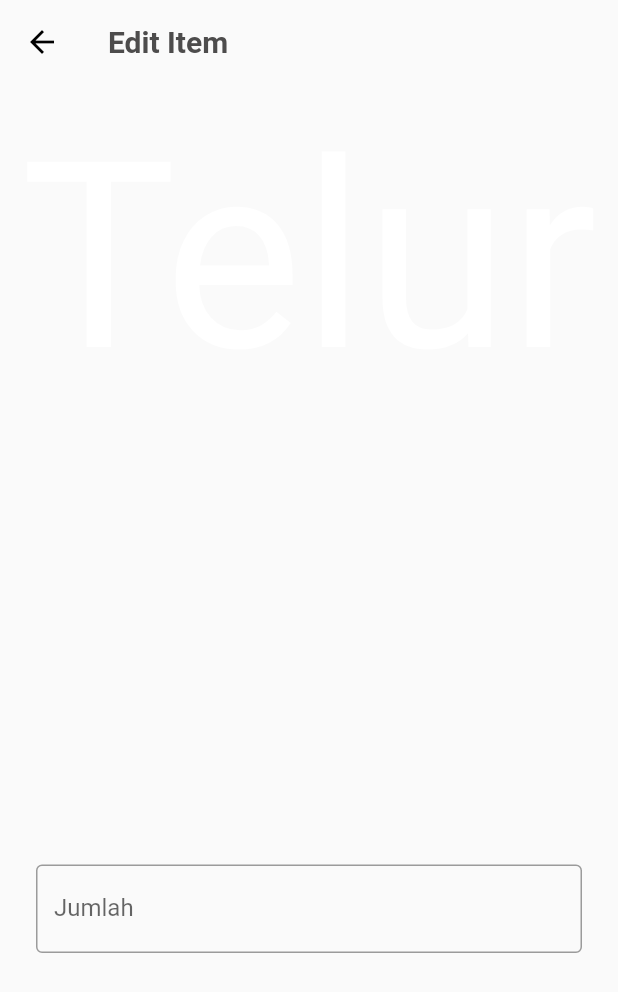
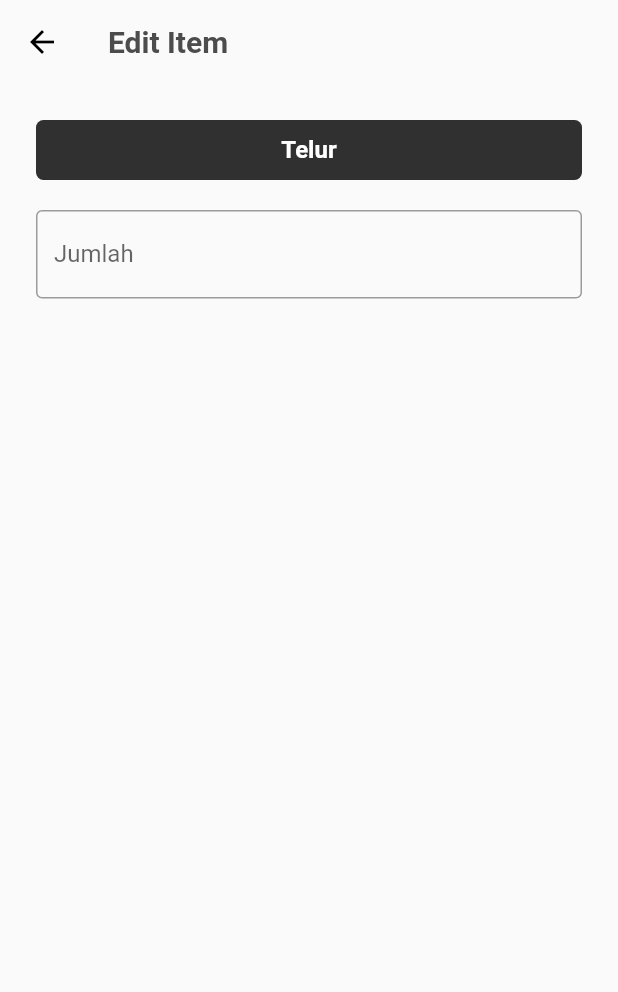
Before and after one commit to arkefallen/telkom-ims-mobile, a Flutter app: the EditItemProduksi screen opened by its route, on a phone screen of 412 x 824 dp. Shown: the top 992 px of the screen. Run offline on Flutter 3.47's test engine with Material 2 defaults, Android fonts, the phone set to English and light mode, and no system bars; our stand-ins replace datetime_picker_formfield_new, google_fonts, sliding_up_panel.

Commit message:
fixing edit item produksi

```diff
--- a/lib/pages/Produksi/edit_item_produksi.dart
+++ b/lib/pages/Produksi/edit_item_produksi.dart
@@ -25,14 +25,25 @@ class _EditItemProduksiState extends State<EditItemProduksi> {
         padding: EdgeInsets.all(14),
         child: ListView(
           children: [
-            FittedBox(
-                fit: BoxFit.fitWidth,
-                child: Container(
-                    height: 40,
-                    child: Text(
-                      "Telur",
-                      style: TextStyle(color: Colors.white, fontSize: 14),
-                    ))),
+            Padding(
+              padding: const EdgeInsets.all(10.0),
+              child: Container(
+                width: MediaQuery.of(context).size.width,
+                height: 40,
+                child: Center(
+                  child: Text(
+                    "Telur",
+                    style: TextStyle(
+                        color: Colors.white,
+                        fontSize: 16,
+                        fontWeight: FontWeight.bold),
+                  ),
+                ),
+                decoration: BoxDecoration(
+                    color: Colors.grey[850],
+                    borderRadius: BorderRadius.all(Radius.circular(5))),
+              ),
+            ),
             Container(
               padding: const EdgeInsets.all(10),
               child: TextField(
```
Also changed, not shown: lib/pages/Produksi/barang_produksi.dart (+5 -5 lines), lib/pages/Produksi/detail_produksi.dart (+4 -4 lines), pubspec.lock.
